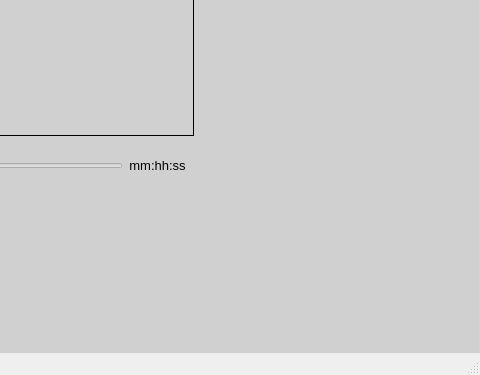
The window that GUI/mainGUI.ui (Ayanaminn/TrackingBot_Dev) describes before a commit, drawn with Qt 5; both pictures show x 831 to 1311 and y 488 to 863 of the 1311 by 863 pixel window.
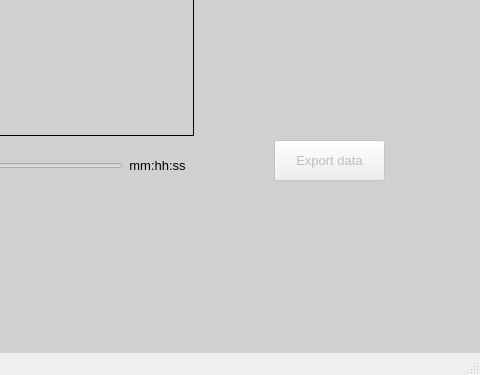
The same window after the commit.

Commit message: added export file button

The edit to the form file:
```diff
--- a/GUI/mainGUI.ui
+++ b/GUI/mainGUI.ui
@@ -1507,6 +1507,27 @@
        </item>
       </layout>
      </widget>
+     <widget class="QPushButton" name="exportDataButton">
+      <property name="enabled">
+       <bool>false</bool>
+      </property>
+      <property name="geometry">
+       <rect>
+        <x>1104</x>
+        <y>580</y>
+        <width>111</width>
+        <height>41</height>
+       </rect>
+      </property>
+      <property name="font">
+       <font>
+        <pointsize>10</pointsize>
+       </font>
+      </property>
+      <property name="text">
+       <string>Export data</string>
+      </property>
+     </widget>
     </widget>
     <widget class="QWidget" name="loadCamTab">
      <attribute name="title">
```
The commit also changes 1 other file.
